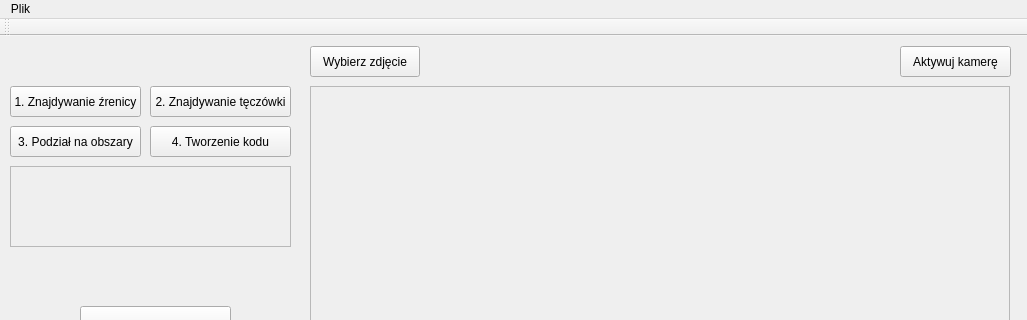
This is Iris_recognition/mainwindow.ui in kn65op/inzynierka as Qt 5 draws it before an edit; both pictures show x 0 to 1027 and y 0 to 320 of the 1027 by 636 pixel window. The edited form follows.
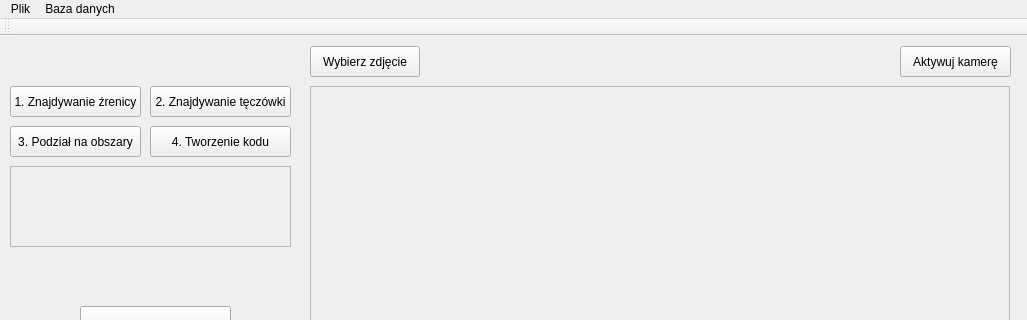
This is the edited form. Custom widgets are drawn as their Qt base class.

Diff of the .ui file:
```diff
--- a/Iris_recognition/mainwindow.ui
+++ b/Iris_recognition/mainwindow.ui
@@ -298,7 +298,16 @@
     <addaction name="actionTestuj_folder"/>
     <addaction name="actionTestuj_baz"/>
    </widget>
+   <widget class="QMenu" name="menuBaza_danych">
+    <property name="title">
+     <string>Baza danych</string>
+    </property>
+    <addaction name="actionEdycja_bazy_danych"/>
+    <addaction name="separator"/>
+    <addaction name="actionStw_rz_baz_danych_usunie_istniej_ce_dane"/>
+   </widget>
    <addaction name="menuPlik"/>
+   <addaction name="menuBaza_danych"/>
   </widget>
   <widget class="QToolBar" name="mainToolBar">
    <attribute name="toolBarArea">
```
Left out of the diff: 13 changed lines with no effect on the pictures.
